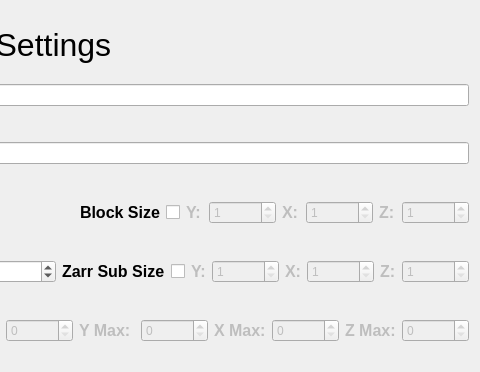
First picture: the form in largescaleprocessingsettings.ui, repository abcucberkeley/PetaKit5D-GUI, before the edit; both pictures show x 720 to 1200 and y 0 to 372 of the 1200 by 800 pixel window.
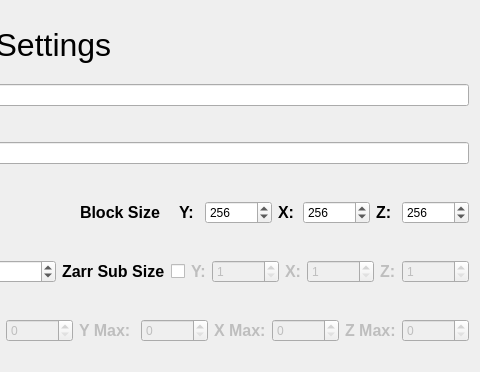
Second picture: the form after the edit.

```diff
--- a/largescaleprocessingsettings.ui
+++ b/largescaleprocessingsettings.ui
@@ -213,13 +213,6 @@
              </property>
             </widget>
            </item>
-           <item>
-            <widget class="QCheckBox" name="blockSizeCheckBox">
-             <property name="text">
-              <string/>
-             </property>
-            </widget>
-           </item>
           </layout>
          </item>
          <item>
@@ -227,7 +220,7 @@
            <item>
             <widget class="QLabel" name="blockSizeYLabel">
              <property name="enabled">
-              <bool>false</bool>
+              <bool>true</bool>
              </property>
              <property name="font">
               <font>
@@ -243,7 +236,7 @@
            <item>
             <widget class="QSpinBox" name="blockSizeYSpinBox">
              <property name="enabled">
-              <bool>false</bool>
+              <bool>true</bool>
              </property>
              <property name="minimum">
               <number>1</number>
@@ -252,7 +245,7 @@
               <number>2000000000</number>
              </property>
              <property name="value">
-              <number>1</number>
+              <number>256</number>
              </property>
             </widget>
            </item>
@@ -263,7 +256,7 @@
            <item>
             <widget class="QLabel" name="blockSizeXLabel">
              <property name="enabled">
-              <bool>false</bool>
+              <bool>true</bool>
              </property>
              <property name="font">
               <font>
@@ -279,7 +272,7 @@
            <item>
             <widget class="QSpinBox" name="blockSizeXSpinBox">
              <property name="enabled">
-              <bool>false</bool>
+              <bool>true</bool>
              </property>
              <property name="minimum">
               <number>1</number>
@@ -288,7 +281,7 @@
               <number>2000000000</number>
              </property>
              <property name="value">
-              <number>1</number>
+              <number>256</number>
              </property>
             </widget>
            </item>
@@ -299,7 +292,7 @@
            <item>
             <widget class="QLabel" name="blockSizeZLabel">
              <property name="enabled">
-              <bool>false</bool>
+              <bool>true</bool>
              </property>
              <property name="font">
               <font>
@@ -315,7 +308,7 @@
            <item>
             <widget class="QSpinBox" name="blockSizeZSpinBox">
              <property name="enabled">
-              <bool>false</bool>
+              <bool>true</bool>
              </property>
              <property name="minimum">
               <number>1</number>
@@ -324,7 +317,7 @@
               <number>2000000000</number>
              </property>
              <property name="value">
-              <number>1</number>
+              <number>256</number>
              </property>
             </widget>
            </item>
```
